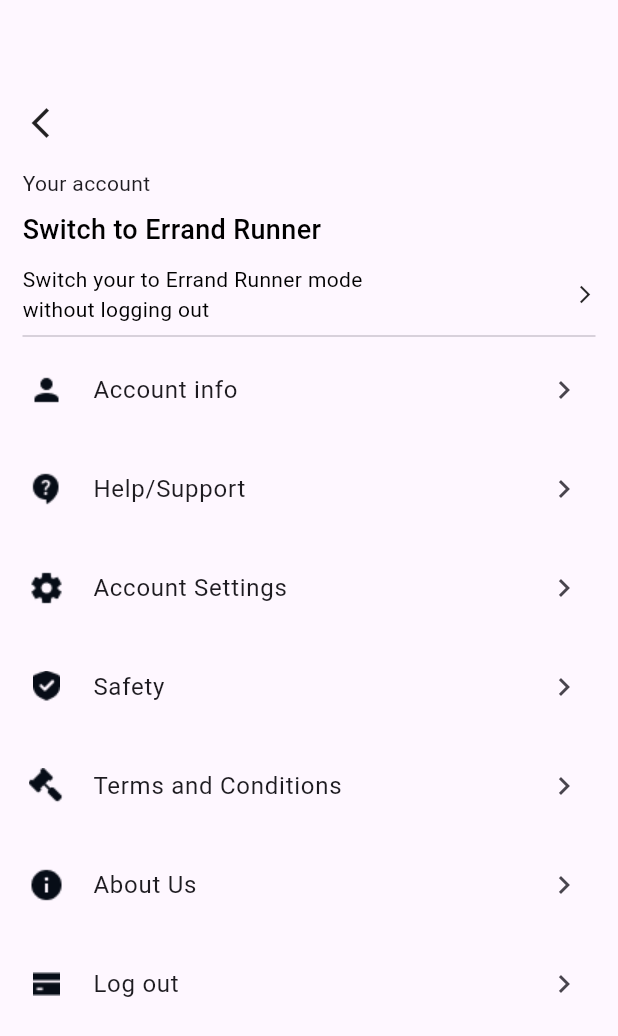
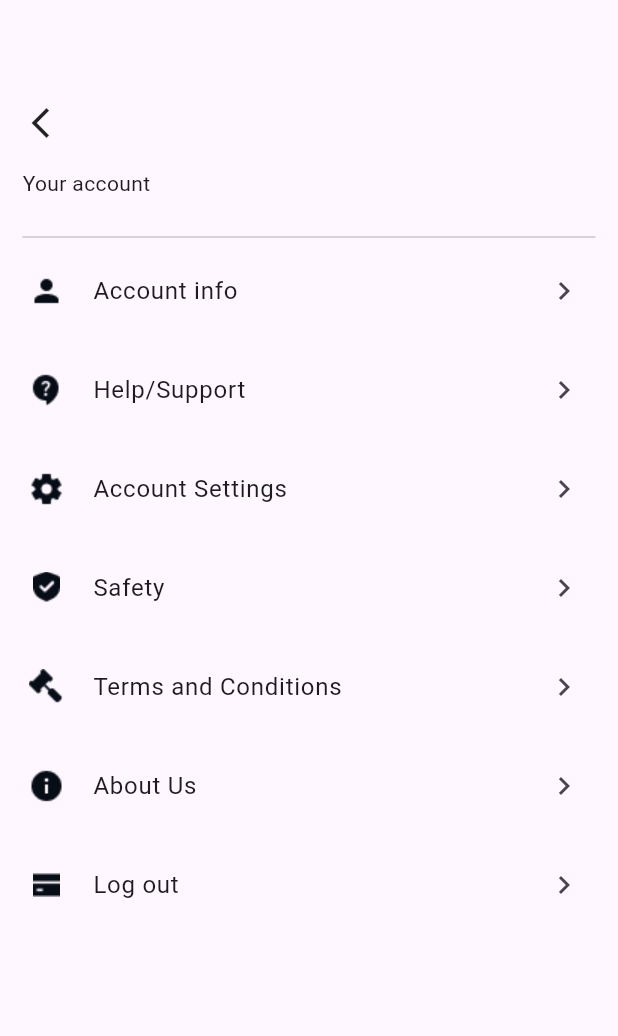
Before and after one commit to samson4567/Pikquickm, a Flutter app: the AccountPage screen opened by its route, on a phone screen of 412 x 824 dp. Shown: the top 1036 px of the screen. Run offline on Flutter 3.47's test engine with Material 3 defaults, Android fonts, the phone set to English and light mode, and no system bars; our stand-ins replace camera, dartz, dio, equatable, flutter_bloc, flutter_image_compress and 11 more; missing offline and left inert: custom_info_window, flutter_polyline_points, google_maps_apis, mapbox_maps_flutter, mapbox_search, widget_to_marker; accounts and stored records are empty.

Commit message:
Resolve merge conflicts and update runner profile & more page

```diff
--- a/lib/hire_an_errand.dart/dashboard/more.dart
+++ b/lib/hire_an_errand.dart/dashboard/more.dart
@@ -174,35 +174,7 @@ class AccountPage extends StatelessWidget {
                     ),
                   ),
                   const SizedBox(height: 8),
-                  const Text(
-                    'Switch to Errand Runner',
-                    style: TextStyle(
-                      color: Colors.black,
-                      fontSize: 18,
-                      fontWeight: FontWeight.w500,
-                    ),
-                  ),
                   const SizedBox(height: 10),
-                  InkWell(
-                    onTap: () => _showSwitchDialog(context),
-                    child: const Row(
-                      children: [
-                        Expanded(
-                          child: Text(
-                            'Switch your to Errand Runner mode \nwithout logging out',
-                            style: TextStyle(
-                              color: Colors.black,
-                            ),
-                          ),
-                        ),
-                        SizedBox(width: 10),
-                        Icon(
-                          Icons.arrow_forward_ios,
-                          size: 14,
-                        )
-                      ],
-                    ),
-                  ),
                   const Divider(thickness: 1),
                 ],
               ),
```
Also changed, not shown: lib/errand_runer.dart/available_runner/runner_prrofile.dart (+54 -11 lines).
